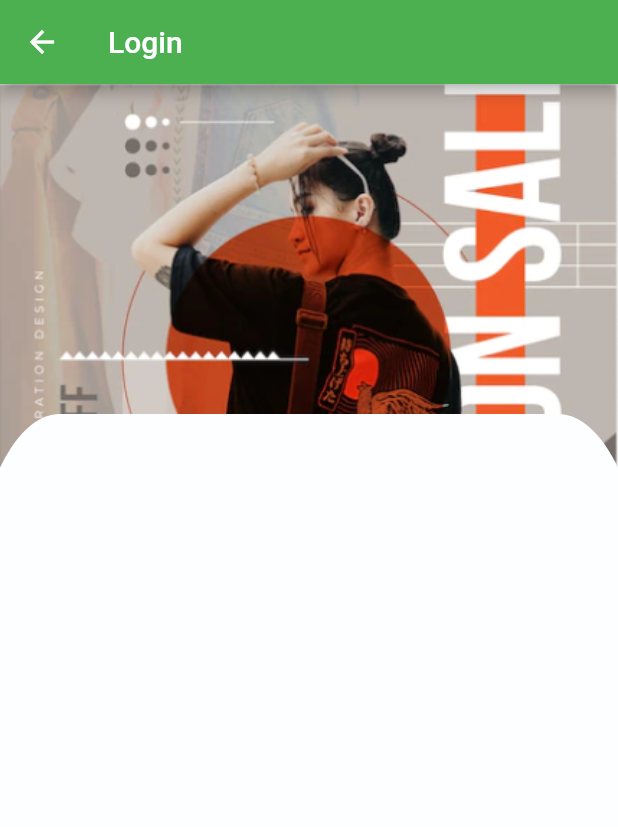
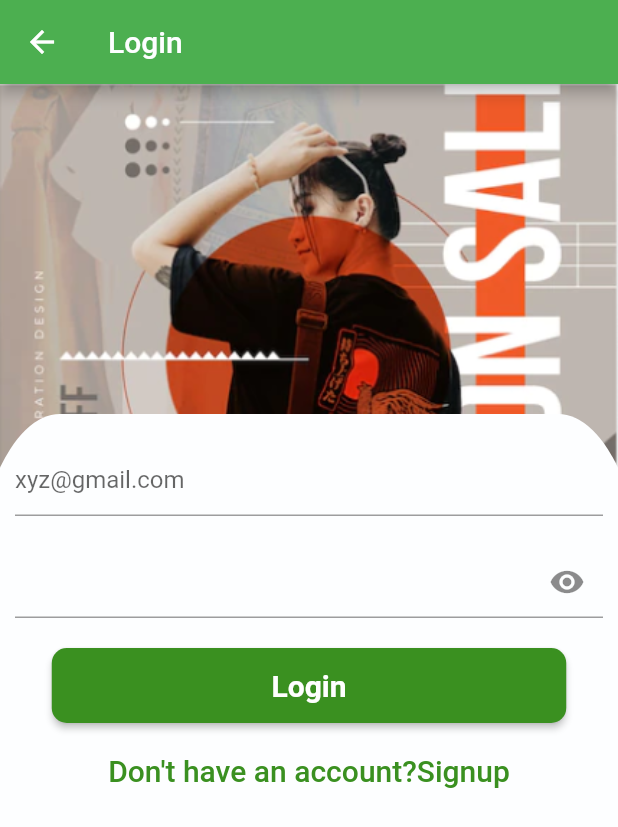
Before and after one commit to LET-BE-X/Givegi, a Flutter app: the LoginScreen screen opened directly, on a phone screen of 412 x 824 dp. Shown: the top 827 px of the screen. Run offline on Flutter 3.47's test engine with Material 2 defaults, Android fonts, the phone set to English and light mode, and no system bars; our stand-ins replace curved_navigation_bar, flutter_screenutil, flutter_svg, gap, get, velocity_x.

Commit message:
login page done

```diff
--- a/lib/view/authScreen/screens/login_page.dart
+++ b/lib/view/authScreen/screens/login_page.dart
@@ -1,7 +1,11 @@
 import 'package:ecommercegiveji/utils/color_constant.dart';
 import 'package:ecommercegiveji/view/authScreen/widgets/customText.dart';
+import 'package:ecommercegiveji/view/authScreen/widgets/custom_button.dart';
 import 'package:ecommercegiveji/view/authScreen/widgets/custom_stack.dart';
+import 'package:ecommercegiveji/view/authScreen/widgets/custon_textfield.dart';
 import 'package:flutter/material.dart';
+import 'package:get/get.dart';
+import 'package:velocity_x/velocity_x.dart';
 
 class LoginScreen extends StatelessWidget {
   const LoginScreen({super.key});
@@ -12,10 +16,34 @@ class LoginScreen extends StatelessWidget {
       appBar: AppBar(
         title: customText(color: kWhiteColor, myText: 'Login', size: 20),
       ),
-      body: myStack(child: Column(
-
-
-      )),
+      body: myStack(
+          child: Column(
+        children: [
+          CustomTextfield(
+            decoration: InputDecoration(
+              hintText: 'xyz@gmail.com',
+            ),
+          ),
+          20.heightBox,
+          CustomTextfield(
+            decoration: InputDecoration(suffixIcon: Icon(Icons.visibility)),
+          ),
+          20.heightBox,
+          MyButton(
+            ontap: () {},
+            height: 50,
+            width: 343,
+            text: 'Login',
+          ),
+          20.heightBox,
+          customText(
+            color: kGreenColor,
+            myText: 'Don\'t have an account?Signup',
+            size: 20,
+            fontWeight: FontWeight.w500,
+          )
+        ],
+      ).marginOnly(left: 30, right: 30, top: 20)),
     );
   }
 }
```
